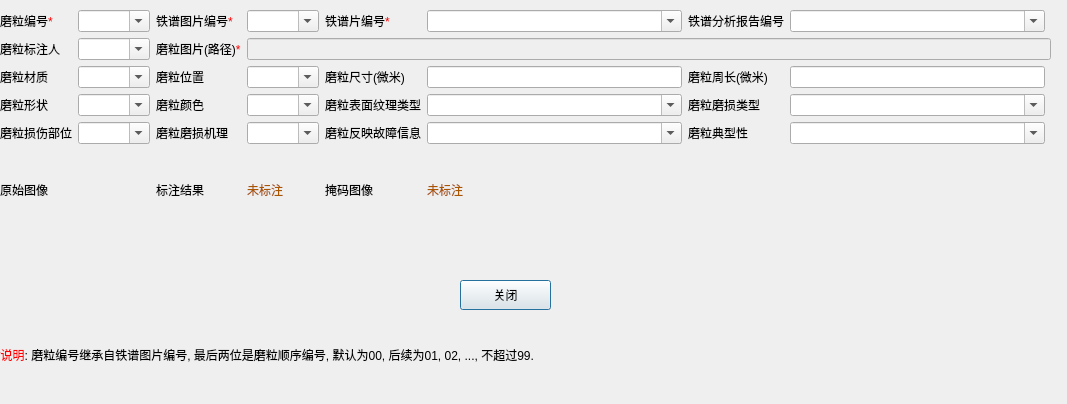
This is CheckProperties.ui in WooodHead/labelling3 as Qt 5 draws it before an edit. The edited form follows.
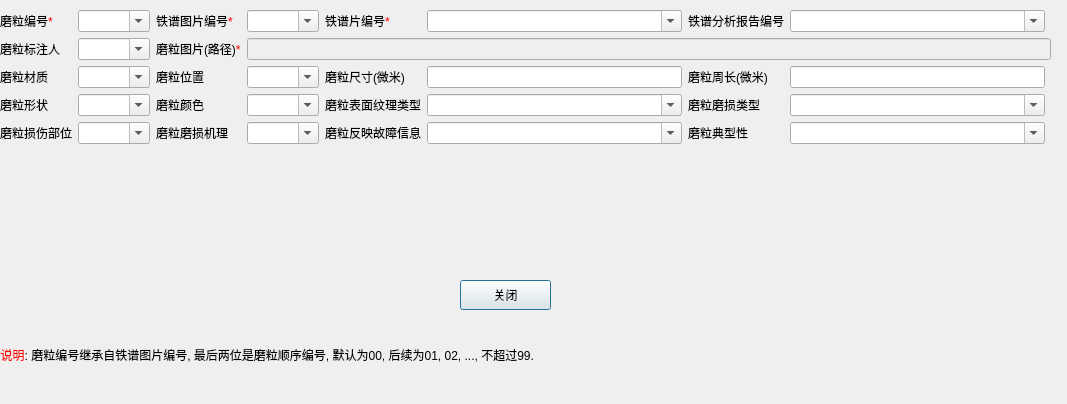
This is the edited form.

Commit message: Fix QT ui memory leak issue

```diff
--- a/CheckProperties.ui
+++ b/CheckProperties.ui
@@ -40,7 +40,11 @@
     <item row="7" column="4">
      <widget class="QLabel" name="_labelResultImage">
       <property name="text">
-       <string>&lt;html&gt;&lt;head/&gt;&lt;body&gt;&lt;p&gt;&lt;span style=&quot; color:#aa5500;&quot;&gt;未标注&lt;/span&gt;&lt;/p&gt;&lt;/body&gt;&lt;/html&gt;</string>
+       <string>&lt;!DOCTYPE HTML PUBLIC &quot;-//W3C//DTD HTML 4.0//EN&quot; &quot;http://www.w3.org/TR/REC-html40/strict.dtd&quot;&gt;
+&lt;html&gt;&lt;head&gt;&lt;meta name=&quot;qrichtext&quot; content=&quot;1&quot; /&gt;&lt;style type=&quot;text/css&quot;&gt;
+p, li { white-space: pre-wrap; }
+&lt;/style&gt;&lt;/head&gt;&lt;body style=&quot; font-family:'SimSun'; font-size:9pt; font-weight:400; font-style:normal;&quot;&gt;
+&lt;p style=&quot;-qt-paragraph-type:empty; margin-top:12px; margin-bottom:12px; margin-left:0px; margin-right:0px; -qt-block-indent:0; text-indent:0px;&quot;&gt;&lt;/p&gt;&lt;/body&gt;&lt;/html&gt;</string>
       </property>
      </widget>
     </item>
@@ -99,7 +103,7 @@
     <item row="7" column="5">
      <widget class="QLabel" name="label_131">
       <property name="text">
-       <string>掩码图像</string>
+       <string/>
       </property>
      </widget>
     </item>
@@ -171,7 +175,7 @@
     <item row="7" column="0" colspan="2">
      <widget class="QLabel" name="label_129">
       <property name="text">
-       <string>原始图像</string>
+       <string/>
       </property>
      </widget>
     </item>
@@ -185,7 +189,7 @@
     <item row="7" column="3">
      <widget class="QLabel" name="label_130">
       <property name="text">
-       <string>标注结果</string>
+       <string/>
       </property>
      </widget>
     </item>
@@ -199,7 +203,11 @@
     <item row="7" column="6">
      <widget class="QLabel" name="_labelMaskImage">
       <property name="text">
-       <string>&lt;html&gt;&lt;head/&gt;&lt;body&gt;&lt;p&gt;&lt;span style=&quot; color:#aa5500;&quot;&gt;未标注&lt;/span&gt;&lt;/p&gt;&lt;/body&gt;&lt;/html&gt;</string>
+       <string>&lt;!DOCTYPE HTML PUBLIC &quot;-//W3C//DTD HTML 4.0//EN&quot; &quot;http://www.w3.org/TR/REC-html40/strict.dtd&quot;&gt;
+&lt;html&gt;&lt;head&gt;&lt;meta name=&quot;qrichtext&quot; content=&quot;1&quot; /&gt;&lt;style type=&quot;text/css&quot;&gt;
+p, li { white-space: pre-wrap; }
+&lt;/style&gt;&lt;/head&gt;&lt;body style=&quot; font-family:'SimSun'; font-size:9pt; font-weight:400; font-style:normal;&quot;&gt;
+&lt;p style=&quot;-qt-paragraph-type:empty; margin-top:12px; margin-bottom:12px; margin-left:0px; margin-right:0px; -qt-block-indent:0; text-indent:0px;&quot;&gt;&lt;/p&gt;&lt;/body&gt;&lt;/html&gt;</string>
       </property>
      </widget>
     </item>
```
The commit also changes 5 other files.
